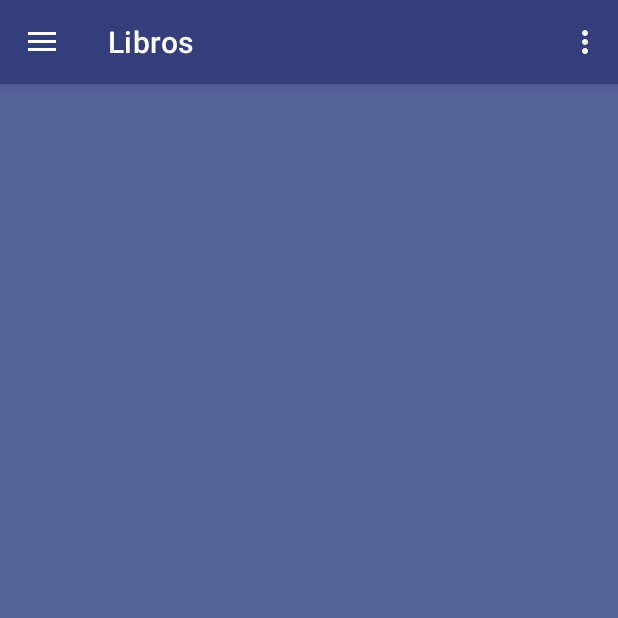
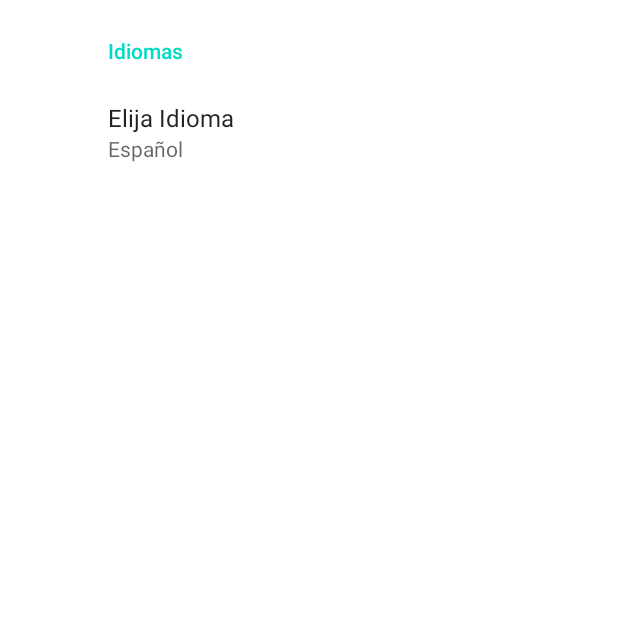
Before and after one commit to nmahnic/LeyendoySiendo, an Android app: the SecondActivity screen opened directly, with no data from a screen before it, in the options menu, after a tap on "Preferencias", on a phone screen of 412 x 824 dp, the top half of it. Run offline under Robolectric (Android 15) with nearby library versions, the phone set to English and light mode, and no system bars; our stand-ins replace Room's generated code, androidx.preference, navigation-ui; libraries missing offline, so code that uses them is left out: com.firebase.ui; pictures from the network do not load.

Commit message:
add preferences, but not change

```diff
--- a/app/build.gradle
+++ b/app/build.gradle
@@ -81,6 +81,9 @@ dependencies {
     implementation 'com.google.firebase:firebase-firestore'
     implementation 'com.firebaseui:firebase-ui-auth:7.1.1'
 
+    //Preference
+    implementation 'androidx.preference:preference-ktx:1.1.1'
+
     implementation 'androidx.navigation:navigation-fragment-ktx:2.2.2'
     implementation 'androidx.navigation:navigation-ui-ktx:2.2.2'
 }
--- a/app/src/main/AndroidManifest.xml
+++ b/app/src/main/AndroidManifest.xml
@@ -13,6 +13,11 @@
         android:theme="@style/Theme.LeyendoySiendo">
         <activity android:name=".ui.activities.SecondActivity"></activity>
         <activity
+            android:name=".ui.activities.SettingsActivity"
+            android:label="@string/action_settings"
+            android:launchMode="standard">
+        </activity>
+        <activity
             android:name=".ui.activities.MainActivity"
             android:theme="@style/Theme.LeyendoySiendo">
             <intent-filter>
--- a/app/src/main/java/com/nicomahnic/dadm/leyendoysiendo/repository/BookViewModelFactory.kt
+++ /dev/null
@@ -1,4 +0,0 @@
-package com.nicomahnic.dadm.leyendoysiendo.repository
-
-class BookViewModelFactory {
-}
--- a/app/src/main/java/com/nicomahnic/dadm/leyendoysiendo/ui/activities/SecondActivity.kt
+++ b/app/src/main/java/com/nicomahnic/dadm/leyendoysiendo/ui/activities/SecondActivity.kt
@@ -1,10 +1,10 @@
 package com.nicomahnic.dadm.leyendoysiendo.ui.activities
 
 import android.content.Intent
-import android.net.Uri
 import android.os.Bundle
+import android.util.Log
 import android.view.Menu
-import android.widget.TextView
+import android.view.MenuItem
 import androidx.appcompat.app.AppCompatActivity
 import androidx.appcompat.widget.Toolbar
 import androidx.core.view.GravityCompat
@@ -16,7 +16,6 @@ import com.bumptech.glide.load.engine.DiskCacheStrategy
 import com.bumptech.glide.load.resource.bitmap.CircleCrop
 import com.firebase.ui.auth.AuthUI
 import com.nicomahnic.dadm.leyendoysiendo.R
-import kotlinx.android.synthetic.main.nav_header_main.*
 import kotlinx.android.synthetic.main.nav_header_main.view.*
 import kotlinx.android.synthetic.main.second_activity.*
 
@@ -66,6 +65,18 @@ class SecondActivity : AppCompatActivity() {
         return true
     }
 
+    override fun onOptionsItemSelected(item: MenuItem): Boolean {
+        return when (item.itemId){
+            R.id.action_settings -> {
+                Log.d("NM","PREFERENCES")
+                val sendIntent = Intent(baseContext, SettingsActivity::class.java)
+                startActivity(sendIntent)
+                true
+            }
+            else -> super.onOptionsItemSelected(item)
+        }
+    }
+
     override fun onBackPressed() {
         if (drawerLayout.isDrawerOpen(GravityCompat.START)) {
             drawerLayout.closeDrawer(GravityCompat.START)
--- /dev/null
+++ b/app/src/main/java/com/nicomahnic/dadm/leyendoysiendo/ui/activities/SettingsActivity.kt
@@ -0,0 +1,27 @@
+package com.nicomahnic.dadm.leyendoysiendo.ui.activities
+
+import android.os.Bundle
+import androidx.appcompat.app.AppCompatActivity
+import androidx.preference.PreferenceFragmentCompat
+import com.nicomahnic.dadm.leyendoysiendo.R
+
+class SettingsActivity : AppCompatActivity() {
+
+    override fun onCreate(savedInstanceState: Bundle?) {
+        super.onCreate(savedInstanceState)
+        setContentView(R.layout.settings_activity)
+        supportFragmentManager
+            .beginTransaction()
+            .replace(R.id.settings, SettingsFragment())
+            .commit()
+        supportActionBar?.setDisplayHomeAsUpEnabled(true)
+
+    }
+
+
+    class SettingsFragment : PreferenceFragmentCompat() {
+        override fun onCreatePreferences(savedInstanceState: Bundle?, rootKey: String?) {
+            setPreferencesFromResource(R.xml.root_preferences, rootKey)
+        }
+    }
+}
--- a/app/src/main/java/com/nicomahnic/dadm/leyendoysiendo/ui/fragments/secondactivity/drawer/RegisterOrderFragment.kt
+++ b/app/src/main/java/com/nicomahnic/dadm/leyendoysiendo/ui/fragments/secondactivity/drawer/RegisterOrderFragment.kt
@@ -6,6 +6,7 @@ import androidx.fragment.app.Fragment
 import android.view.View
 import android.widget.Toast
 import androidx.fragment.app.activityViewModels
+import androidx.preference.PreferenceManager
 import androidx.recyclerview.widget.LinearLayoutManager
 import com.nicomahnic.dadm.leyendoysiendo.R
 import com.nicomahnic.dadm.leyendoysiendo.core.Resource
@@ -15,6 +16,7 @@ import com.nicomahnic.dadm.leyendoysiendo.data.entities.Book
 import com.nicomahnic.dadm.leyendoysiendo.databinding.RegisterOrderFragmentBinding
 import com.nicomahnic.dadm.leyendoysiendo.repository.RepositoryImpl
 import com.nicomahnic.dadm.leyendoysiendo.ui.adapter.OrderBooksAdapter
+import com.nicomahnic.dadm.leyendoysiendo.viewmodel.RegisterOrderViewModel
 import com.nicomahnic.dadm.leyendoysiendo.viewmodel.ViewModelFactory
 
 class RegisterOrderFragment :
@@ -49,6 +51,10 @@ class RegisterOrderFragment :
 
     override fun onStart() {
         super.onStart()
+
+        val prefs = PreferenceManager.getDefaultSharedPreferences(requireContext())
+        Log.d("NM",prefs.getString("language","es")!!)
+
         setupRecycleView()
         setupObservers()
 
--- a/app/src/main/java/com/nicomahnic/dadm/leyendoysiendo/ui/fragments/secondactivity/rvorders/RvOrdersFragment.kt
+++ b/app/src/main/java/com/nicomahnic/dadm/leyendoysiendo/ui/fragments/secondactivity/rvorders/RvOrdersFragment.kt
@@ -6,6 +6,7 @@ import androidx.fragment.app.Fragment
 import android.view.View
 import androidx.fragment.app.viewModels
 import androidx.navigation.findNavController
+import androidx.preference.PreferenceManager
 import androidx.recyclerview.widget.LinearLayoutManager
 import com.nicomahnic.dadm.leyendoysiendo.R
 import com.nicomahnic.dadm.leyendoysiendo.core.Resource
@@ -49,6 +50,9 @@ class RvOrdersFragment : Fragment(R.layout.rv_orders_fragment) {
     override fun onStart() {
         super.onStart()
 
+        val prefs = PreferenceManager.getDefaultSharedPreferences(requireContext())
+        Log.d("NM",prefs.getString("language","es")!!)
+
         binding.rvOrders.setHasFixedSize(true)
         linearLayoutManager = LinearLayoutManager(context)
         binding.rvOrders.layoutManager = linearLayoutManager
--- a/app/src/main/java/com/nicomahnic/dadm/leyendoysiendo/ui/fragments/secondactivity/tabcontainer/TabContainerFragment.kt
+++ b/app/src/main/java/com/nicomahnic/dadm/leyendoysiendo/ui/fragments/secondactivity/tabcontainer/TabContainerFragment.kt
@@ -6,6 +6,7 @@ import androidx.fragment.app.Fragment
 import android.view.View
 import androidx.fragment.app.activityViewModels
 import androidx.navigation.fragment.navArgs
+import androidx.preference.PreferenceManager
 import com.google.android.material.tabs.TabLayoutMediator
 import com.nicomahnic.dadm.leyendoysiendo.R
 import com.nicomahnic.dadm.leyendoysiendo.core.Resource
@@ -44,6 +45,8 @@ class TabContainerFragment : Fragment(R.layout.tab_container_fragment) {
         viewPager.adapter = TabsViewPagerAdapter(requireActivity())
 
         Log.d("NM", "in TabContainer")
+        val prefs = PreferenceManager.getDefaultSharedPreferences(requireContext())
+        Log.d("NM",prefs.getString("language","es")!!)
 
         viewModelTab.loadOrder(args.orderNum)
         viewModelTab.fetchOrder().observe(viewLifecycleOwner, { result ->
--- a/app/src/main/java/com/nicomahnic/dadm/leyendoysiendo/ui/fragments/secondactivity/tabcontainer/bookdetails/BookDetailsFragment.kt
+++ b/app/src/main/java/com/nicomahnic/dadm/leyendoysiendo/ui/fragments/secondactivity/tabcontainer/bookdetails/BookDetailsFragment.kt
@@ -6,6 +6,7 @@ import androidx.fragment.app.Fragment
 import android.view.View
 import android.widget.Toast
 import androidx.fragment.app.activityViewModels
+import androidx.preference.PreferenceManager
 import com.nicomahnic.dadm.leyendoysiendo.R
 import com.nicomahnic.dadm.leyendoysiendo.core.Resource
 import com.nicomahnic.dadm.leyendoysiendo.databinding.BookDetailsFragmentBinding
@@ -25,6 +26,9 @@ class BookDetailsFragment : Fragment(R.layout.book_details_fragment) {
 
     override fun onStart() {
         super.onStart()
+
+        val prefs = PreferenceManager.getDefaultSharedPreferences(requireContext())
+        Log.d("NM",prefs.getString("language","es")!!)
 
         viewModelTab.fetchOrder().observe(viewLifecycleOwner, { result ->
             Log.d("NM", "fetchOrder $result")
--- a/app/src/main/java/com/nicomahnic/dadm/leyendoysiendo/ui/fragments/secondactivity/tabcontainer/rvbooks/RvBooksFragment.kt
+++ b/app/src/main/java/com/nicomahnic/dadm/leyendoysiendo/ui/fragments/secondactivity/tabcontainer/rvbooks/RvBooksFragment.kt
@@ -5,6 +5,7 @@ import android.util.Log
 import androidx.fragment.app.Fragment
 import android.view.View
 import androidx.fragment.app.activityViewModels
+import androidx.preference.PreferenceManager
 import androidx.recyclerview.widget.LinearLayoutManager
 import com.google.gson.Gson
 import com.nicomahnic.dadm.leyendoysiendo.R
@@ -32,6 +33,9 @@ class RvBooksFragment : Fragment(R.layout.rv_books_fragment) {
     override fun onStart() {
         super.onStart()
 
+        val prefs = PreferenceManager.getDefaultSharedPreferences(requireContext())
+        Log.d("NM",prefs.getString("language","es")!!)
+
         binding.rvBooks.setHasFixedSize(true)
         linearLayoutManager = LinearLayoutManager(context)
         binding.rvBooks.layoutManager = linearLayoutManager
--- a/app/src/main/java/com/nicomahnic/dadm/leyendoysiendo/ui/fragments/secondactivity/drawer/RegisterOrderViewModel.kt
+++ b/app/src/main/java/com/nicomahnic/dadm/leyendoysiendo/viewmodel/RegisterOrderViewModel.kt
@@ -1,4 +1,4 @@
-package com.nicomahnic.dadm.leyendoysiendo.ui.fragments.secondactivity.drawer
+package com.nicomahnic.dadm.leyendoysiendo.viewmodel
 
 import androidx.lifecycle.*
 import com.google.gson.Gson
--- /dev/null
+++ b/app/src/main/res/layout/settings_activity.xml
@@ -0,0 +1,9 @@
+<LinearLayout xmlns:android="http://schemas.android.com/apk/res/android"
+    android:layout_width="match_parent"
+    android:layout_height="match_parent">
+
+    <FrameLayout
+        android:id="@+id/settings"
+        android:layout_width="match_parent"
+        android:layout_height="match_parent" />
+</LinearLayout>
--- /dev/null
+++ b/app/src/main/res/values/array.xml
@@ -0,0 +1,15 @@
+<?xml version="1.0" encoding="utf-8"?>
+<resources>
+
+    <!-- Reply Preference -->
+    <string-array name="language_entries">
+        <item>Español</item>
+        <item>English</item>
+    </string-array>
+
+    <string-array name="language_values">
+        <item>es</item>
+        <item>en</item>
+    </string-array>
+
+</resources>
--- a/app/src/main/res/values/strings.xml
+++ b/app/src/main/res/values/strings.xml
@@ -28,4 +28,12 @@
     <string name="user">Usuario</string>
     <string name="password">Contraseña</string>
     <string name="name">Nombre</string>
+
+    <!-- Preference Titles -->
+    <string name="language_header">Idiomas</string>
+
+    <!-- Language Preferences -->
+    <string name="language_title">Elija Idioma</string>
+
+
 </resources>
--- /dev/null
+++ b/app/src/main/res/xml/root_preferences.xml
@@ -0,0 +1,29 @@
+<PreferenceScreen xmlns:app="http://schemas.android.com/apk/res-auto">
+
+    <PreferenceCategory app:title="@string/language_header">
+
+<!--        <EditTextPreference-->
+<!--            app:key="signature"-->
+<!--            app:title="@string/signature_title"-->
+<!--            app:useSimpleSummaryProvider="true" />-->
+
+<!--        <ListPreference-->
+<!--            app:defaultValue="reply"-->
+<!--            app:entries="@array/reply_entries"-->
+<!--            app:entryValues="@array/reply_values"-->
+<!--            app:key="reply"-->
+<!--            app:title="@string/reply_title"-->
+<!--            app:useSimpleSummaryProvider="true" />-->
+
+        <ListPreference
+            app:defaultValue="es"
+            app:entries="@array/language_entries"
+            app:entryValues="@array/language_values"
+            app:key="language"
+            app:title="@string/language_title"
+            app:useSimpleSummaryProvider="true" />
+
+    </PreferenceCategory>
+
+
+</PreferenceScreen>
```
Also changed, not shown: app/src/main/java/com/nicomahnic/dadm/leyendoysiendo/ui/fragments/mainactivity/LoginFragment.kt (+9 -0 lines), 1 other file.
